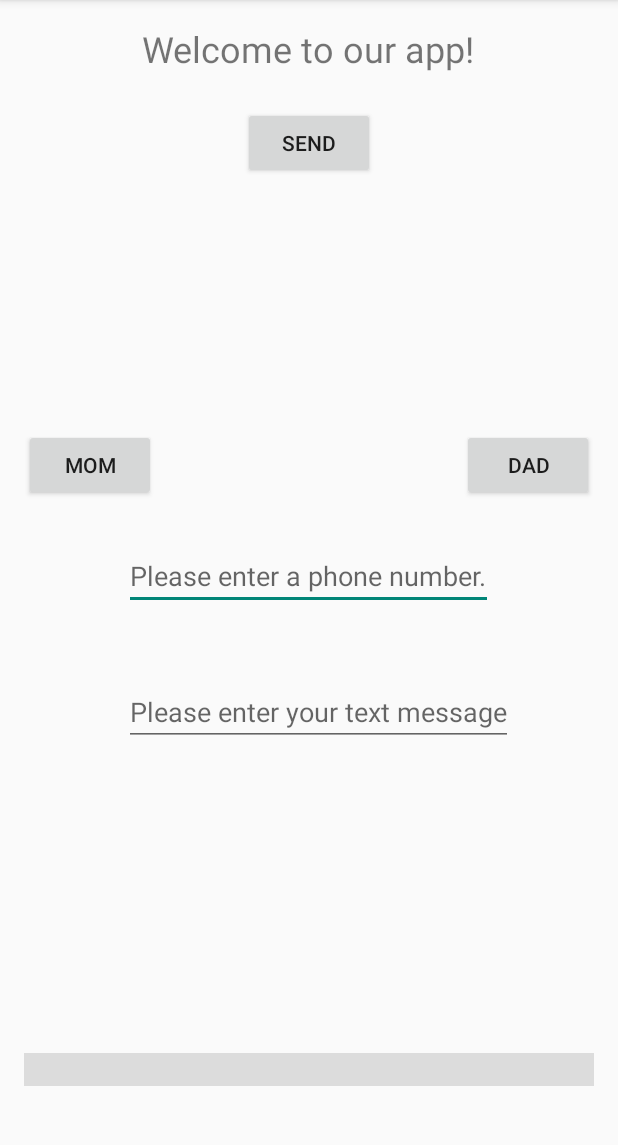
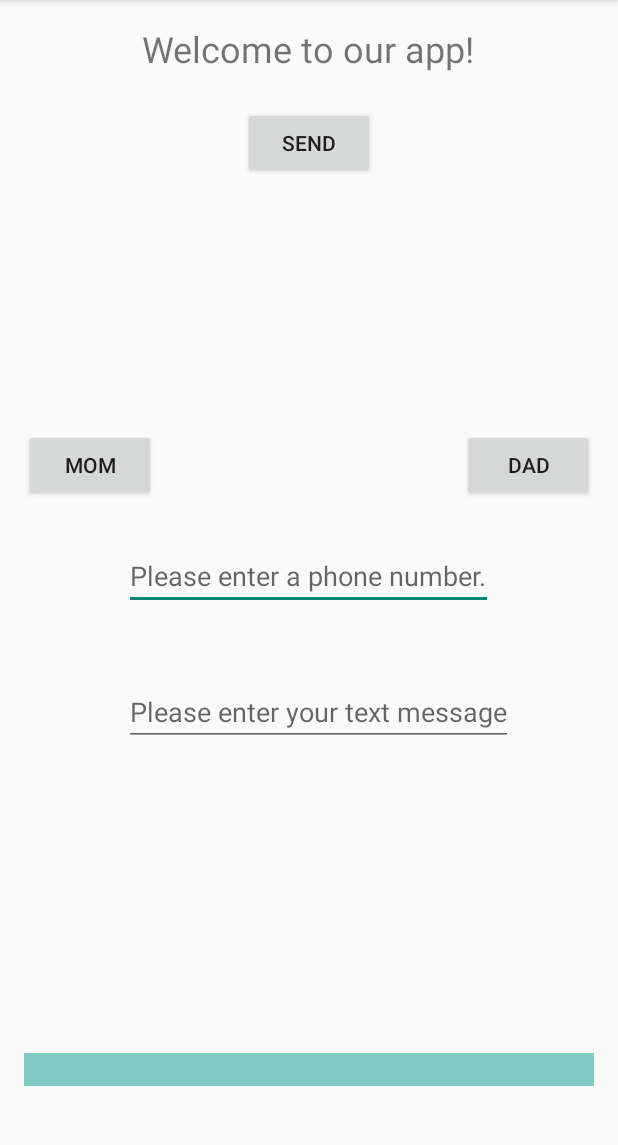
Before and after one commit to tristangaebler/TextingApp, an Android app: the screen it shows after launch (TextingActivity), on a phone screen of 412 x 824 dp, the part 84-1229 px from its top. Run offline under Robolectric (Android 15) with nearby library versions, the phone set to English and light mode, and no system bars.

Commit message:
Added background color

```diff
--- a/app/src/main/res/layout/activity_texting.xml
+++ b/app/src/main/res/layout/activity_texting.xml
@@ -72,7 +72,7 @@
         android:layout_alignParentRight="true"
         android:layout_alignParentEnd="true"
         android:layout_marginBottom="28dp"
-        android:background="@color/ripple_material_light" />
+        android:background="@color/accent_material_dark" />
 
 
 </RelativeLayout>
```
